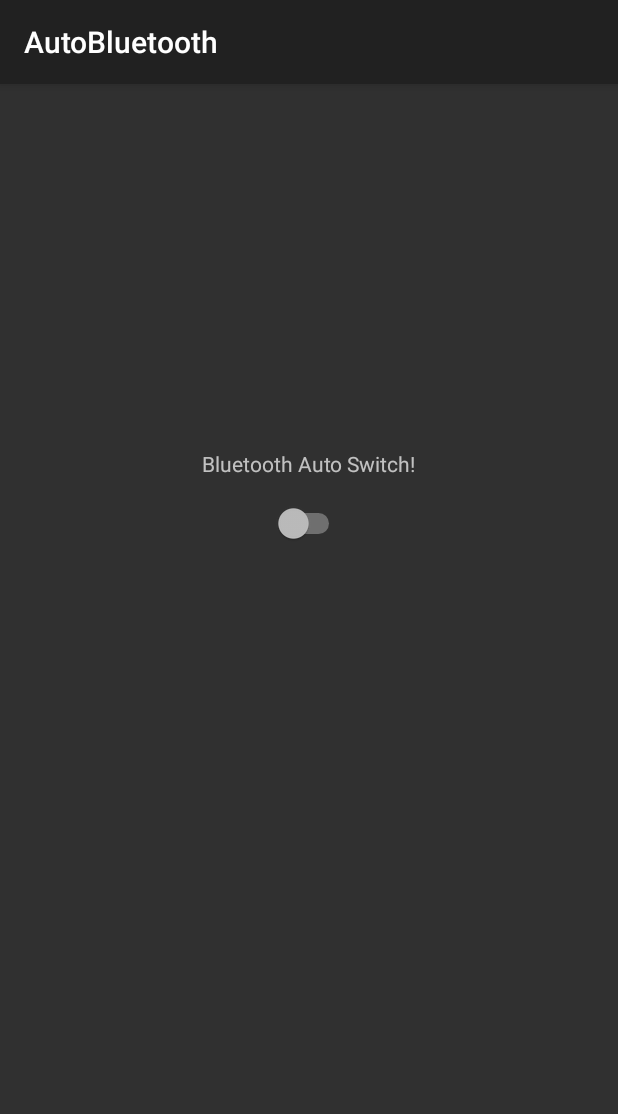
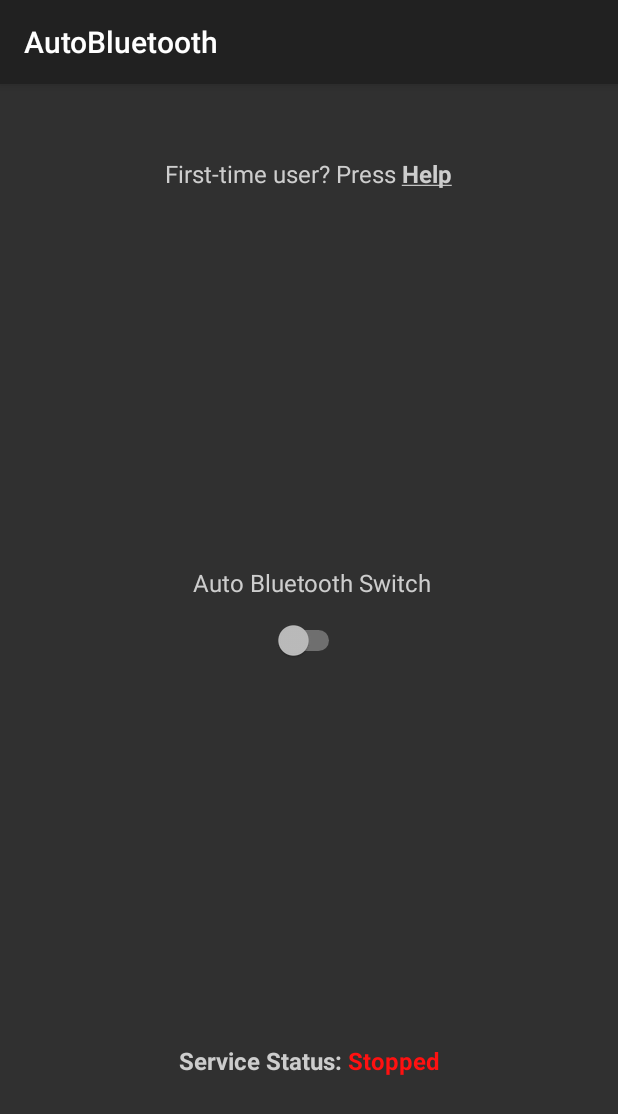
Before and after one commit to NC0DER/BluetoothSmartSaver, an Android app: the screen it shows after launch (MainActivity), on a phone screen of 412 x 824 dp. Shown: the top 1114 px of the screen. Run offline under Robolectric (Android 15) with nearby library versions, the phone set to English and light mode, and no system bars.

Commit message:
Redesign Main Layout of the app
Use display messages for error(s) that must be visualized to the user, and use a spannable string to indicate the service status (started / stopped).

```diff
--- a/src/main/java/com/example/autobluetooth/Utility.java
+++ b/src/main/java/com/example/autobluetooth/Utility.java
@@ -17,7 +17,12 @@
 package com.example.autobluetooth;
 
 import android.content.Context;
+import android.graphics.Color;
+import android.text.Spannable;
+import android.text.SpannableString;
+import android.text.style.ForegroundColorSpan;
 import android.util.Log;
+import android.util.TypedValue;
 import android.widget.Toast;
 
 /**
@@ -38,4 +43,23 @@ public final class Utility {
      *  Otherwise, the compiler optimizes away the empty method.
      */
     protected static void logI(String tag, String msg){ if(LOG) Log.i(tag, msg); }
+    /** Create a Service Status string based on specific inputs. */
+    protected static Spannable createStatusSpannable(String text, Boolean started) {
+        String status;
+        int color;
+        if (started) {
+            status = "Started";
+            color = Color.parseColor("#40ff40");
+        } else {
+            status = "Stopped";
+            color = Color.parseColor("#ff1111");
+        }
+        String total = text + status;
+        Spannable spannable = new SpannableString(total);
+        spannable.setSpan(
+                new ForegroundColorSpan(color),
+                text.length(), total.length(),
+                Spannable.SPAN_EXCLUSIVE_EXCLUSIVE);
+        return spannable;
+    }
 }
--- a/src/main/res/layout/activity_main.xml
+++ b/src/main/res/layout/activity_main.xml
@@ -2,29 +2,76 @@
 <androidx.constraintlayout.widget.ConstraintLayout xmlns:android="http://schemas.android.com/apk/res/android"
     xmlns:app="http://schemas.android.com/apk/res-auto"
     xmlns:tools="http://schemas.android.com/tools"
+    android:id="@+id/layout"
     android:layout_width="match_parent"
     android:layout_height="match_parent"
     tools:context=".MainActivity">
 
     <TextView
-        android:id="@+id/textView"
+        android:id="@+id/HelpTextView"
         android:layout_width="wrap_content"
         android:layout_height="wrap_content"
-        android:text="Bluetooth Auto Switch!"
+        android:clickable="true"
+        android:focusable="true"
+        android:onClick="onClick"
+        android:text="@string/help_text"
+        android:textColor="@color/lightGray"
+        android:textSize="16sp"
         app:layout_constraintBottom_toBottomOf="parent"
+        app:layout_constraintHorizontal_bias="0.497"
         app:layout_constraintLeft_toLeftOf="parent"
         app:layout_constraintRight_toRightOf="parent"
         app:layout_constraintTop_toTopOf="parent"
-        app:layout_constraintVertical_bias="0.325" />
+        app:layout_constraintVertical_bias="0.065" />
 
-    <Switch
-        android:id="@+id/autoSwitch"
-        android:layout_width="50dp"
-        android:layout_height="50dp"
-        android:layout_centerInParent="true"
-        android:layout_marginTop="268dp"
+    <androidx.constraintlayout.widget.ConstraintLayout
+        android:id="@+id/relativeLayout"
+        android:layout_width="204dp"
+        android:layout_height="79dp"
+        app:layout_constraintBottom_toBottomOf="parent"
         app:layout_constraintEnd_toEndOf="parent"
-        app:layout_constraintHorizontal_bias="0.498"
+        app:layout_constraintHorizontal_bias="0.502"
+        app:layout_constraintStart_toStartOf="parent"
+        app:layout_constraintTop_toBottomOf="@+id/HelpTextView"
+        app:layout_constraintVertical_bias="0.406">
+
+        <TextView
+            android:id="@+id/TextView"
+            android:layout_width="177dp"
+            android:layout_height="30dp"
+            android:layout_marginStart="24dp"
+            android:text="@string/switch_text"
+            android:textColor="@color/lightGray"
+            android:textSize="16sp"
+            app:layout_constraintStart_toStartOf="parent"
+            app:layout_constraintTop_toTopOf="parent" />
+
+        <Switch
+            android:id="@+id/autoSwitch"
+            android:layout_width="45dp"
+            android:layout_height="27dp"
+            android:layout_centerInParent="true"
+            android:layout_centerHorizontal="true"
+            android:layout_marginTop="10dp"
+            android:text="@null"
+            app:layout_constraintBottom_toBottomOf="parent"
+            app:layout_constraintHorizontal_bias="0.503"
+            app:layout_constraintLeft_toLeftOf="parent"
+            app:layout_constraintRight_toRightOf="parent"
+            app:layout_constraintTop_toTopOf="parent"
+            app:layout_constraintVertical_bias="0.619" />
+    </androidx.constraintlayout.widget.ConstraintLayout>
+
+    <TextView
+        android:id="@+id/ServiceTextView"
+        android:layout_width="wrap_content"
+        android:layout_height="wrap_content"
+        android:layout_marginTop="533dp"
+        android:textColor="@color/lightGray"
+        android:textSize="16sp"
+        app:layout_constraintBottom_toBottomOf="parent"
+        app:layout_constraintEnd_toEndOf="parent"
+        app:layout_constraintHorizontal_bias="0.5"
         app:layout_constraintStart_toStartOf="parent"
         app:layout_constraintTop_toTopOf="parent" />
 </androidx.constraintlayout.widget.ConstraintLayout>
--- a/src/main/res/values/strings.xml
+++ b/src/main/res/values/strings.xml
@@ -1,3 +1,5 @@
 <resources>
     <string name="app_name">AutoBluetooth</string>
+    <string name="help_text">First-time user? Press <b><u>Help</u></b></string>
+    <string name="switch_text">Auto Bluetooth Switch</string>
 </resources>
```
Also changed, not shown: src/main/java/com/example/autobluetooth/MainActivity.java (+44 -8 lines).
